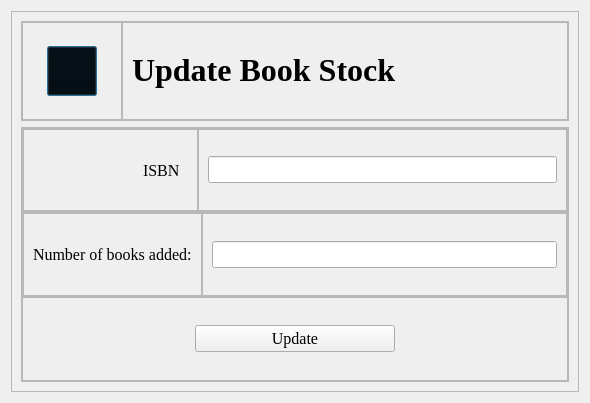
aavashlamichhane/LibMan, file updatebook.ui: the form before one commit.
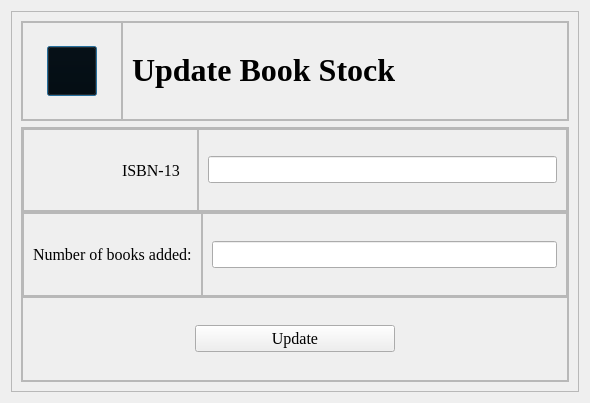
The form after the commit. Icons and pictures are not drawn.

The edit to the form file:
```diff
--- a/updatebook.ui
+++ b/updatebook.ui
@@ -225,7 +225,7 @@
                   </font>
                  </property>
                  <property name="text">
-                  <string>ISBN  </string>
+                  <string>ISBN-13  </string>
                  </property>
                  <property name="scaledContents">
                   <bool>true</bool>
```
